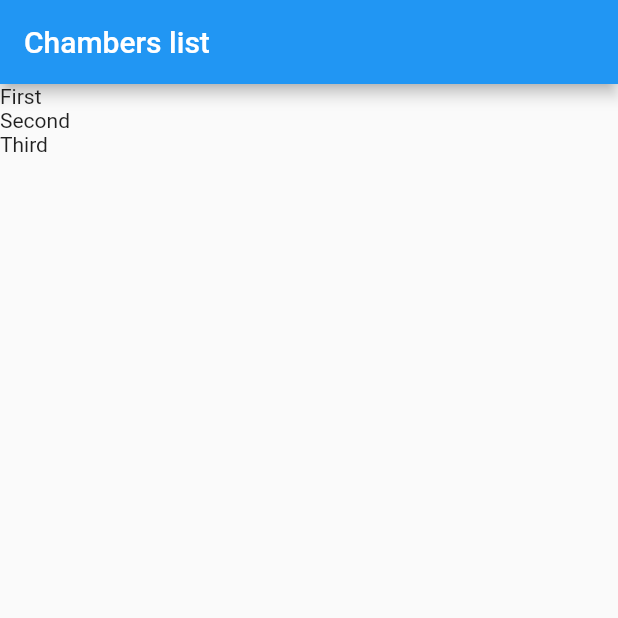
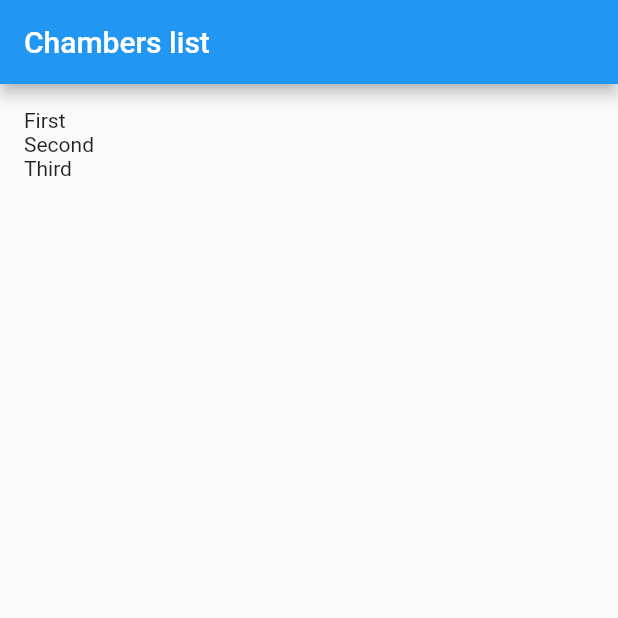
Before and after one commit to belaab/uk_chambers, a Flutter app: the screen it shows after launch, on a phone screen of 412 x 824 dp, the top half of it. Run offline on Flutter 3.47's test engine with Material 2 defaults, Android fonts, the phone set to English and light mode, and no system bars.

Commit message:
refactored listview

```diff
--- a/lib/main.dart
+++ b/lib/main.dart
@@ -12,7 +12,12 @@ class MyApp extends StatelessWidget {
   }
 }
 
-class ChambersList extends StatelessWidget {
+class ChambersList extends StatefulWidget {
+  @override
+  ChambersListState createState() => ChambersListState();
+}
+
+class ChambersListState extends State<ChambersList> {
   List<String> chambersList = ["First", "Second", "Third"];
 
   @override
@@ -22,14 +27,15 @@ class ChambersList extends StatelessWidget {
           title: new Text("Chambers list"),
         ),
         body: chambersListItems() // ListView.builder() shall be used here.
-        );
+    );
   }
 
   ListView chambersListItems() {
     return new ListView.builder(
-          itemCount: chambersList.length,
-          itemBuilder: (BuildContext ctxt, int index) {
-        return new Text(chambersList[index]);
-      });
+        padding: const EdgeInsets.all(16),
+        itemCount: chambersList.length,
+        itemBuilder: (BuildContext ctxt, int index) {
+          return new Text(chambersList[index]);
+        });
   }
 }
```
